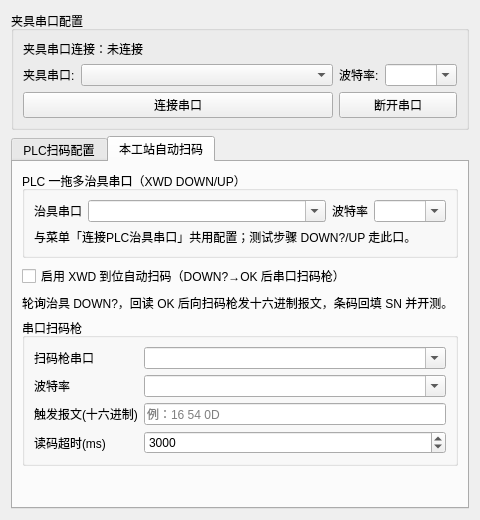
yuhuang163/test, file platform/settings/widgets/fixture_uart.ui: the form before one commit.
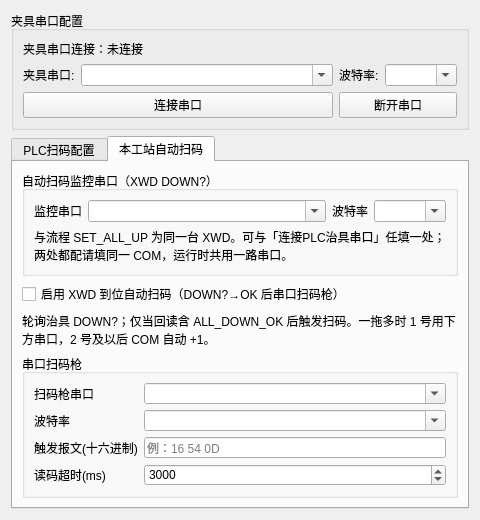
The form after the commit. The open tabs and pages were chosen to show the change.

Commit message: 更新现场M8新吸力治具适配  以及air1导入调试配置

What changed in the file:
```diff
--- a/platform/settings/widgets/fixture_uart.ui
+++ b/platform/settings/widgets/fixture_uart.ui
@@ -38,6 +38,9 @@
         </item>
         <item row="1" column="1">
          <widget class="QComboBox" name="FixturecomNameCombo">
+          <property name="editable">
+           <bool>true</bool>
+          </property>
           <property name="sizePolicy">
            <sizepolicy hsizetype="Expanding" vsizetype="Fixed">
             <horstretch>0</horstretch>
@@ -245,13 +248,13 @@
          <item>
           <widget class="QGroupBox" name="xwdPlcFixtureGroup">
            <property name="title">
-            <string>PLC 一拖多治具串口（XWD DOWN/UP）</string>
+            <string>自动扫码监控串口（XWD DOWN?）</string>
            </property>
            <layout class="QGridLayout" name="xwdPlcFixtureLayout">
             <item row="0" column="0">
              <widget class="QLabel" name="xwdPlcFixtureComLabel">
               <property name="text">
-               <string>治具串口</string>
+               <string>监控串口</string>
               </property>
              </widget>
             </item>
@@ -288,7 +291,7 @@
                <bool>true</bool>
               </property>
               <property name="text">
-               <string>与菜单「连接PLC治具串口」共用配置；测试步骤 DOWN?/UP 走此口。</string>
+               <string>与流程 SET_ALL_UP 为同一台 XWD。可与「连接PLC治具串口」任填一处；两处都配请填同一 COM，运行时共用一路串口。</string>
               </property>
              </widget>
             </item>
@@ -308,7 +311,7 @@
             <bool>true</bool>
            </property>
            <property name="text">
-            <string>轮询治具 DOWN?，回读 OK 后向扫码枪发十六进制报文，条码回填 SN 并开测。</string>
+            <string>轮询治具 DOWN?；仅当回读含 ALL_DOWN_OK 后触发扫码。一拖多时 1 号用下方串口，2 号及以后 COM 自动 +1。</string>
            </property>
           </widget>
          </item>
```
The commit also changes 101 other files.
